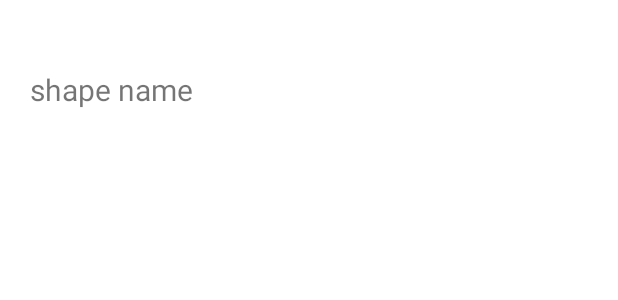
After one commit to rnribeiro/Matching, an Android app: the layout activity_field_adapter.xml on its own in the app's theme, with its tools: preview values and no code run, on a phone screen of 412 x 824 dp. The commit adds this screen. Shown: the top 300 px of the screen. Run offline under Robolectric (Android 15) with nearby library versions, the phone set to English and light mode, and no system bars.

Commit message:
Added Field

```diff
--- a/app/src/main/AndroidManifest.xml
+++ b/app/src/main/AndroidManifest.xml
@@ -9,6 +9,12 @@
             android:roundIcon="@mipmap/ic_launcher_round"
             android:supportsRtl="true"
             android:theme="@style/Theme.Matching">
+        <activity
+                android:name=".FieldAdapter"
+                android:exported="true"/>
+        <activity
+                android:name=".DetailRentActivity"
+                android:exported="true"/>
         <activity
                 android:name=".TabsActivity"
                 android:exported="true"
--- /dev/null
+++ b/app/src/main/res/layout/activity_field_adapter.xml
@@ -0,0 +1,24 @@
+<?xml version="1.0" encoding="utf-8"?>
+<RelativeLayout xmlns:android="http://schemas.android.com/apk/res/android"
+                android:orientation="horizontal"
+                android:layout_width="match_parent"
+                android:layout_height="120dp">
+
+    <TextView
+            android:layout_width="wrap_content"
+            android:layout_height="match_parent"
+            android:id="@+id/adp_field_name"
+            android:gravity="center_vertical"
+            android:text="shape name"
+            android:textSize="20dp"
+            android:layout_marginLeft="20dp"/>
+
+    <ImageView
+            android:id="@+id/adp_field_image"
+            android:layout_width="100dp"
+            android:layout_height="100dp"
+            android:layout_alignParentEnd="true"
+            android:layout_centerVertical="true"
+            android:layout_marginEnd="20dp" />
+
+</RelativeLayout>
```
Also changed, not shown: app/src/main/java/com/example/matching/Field.java (added, +98 -0 lines), app/src/main/java/com/example/matching/FieldAdapter.java (added, +41 -0 lines), app/src/main/java/com/example/matching/RentFragment.java (+56 -0 lines), app/src/main/res/layout/fragment_rent.xml (+9 -9 lines).
